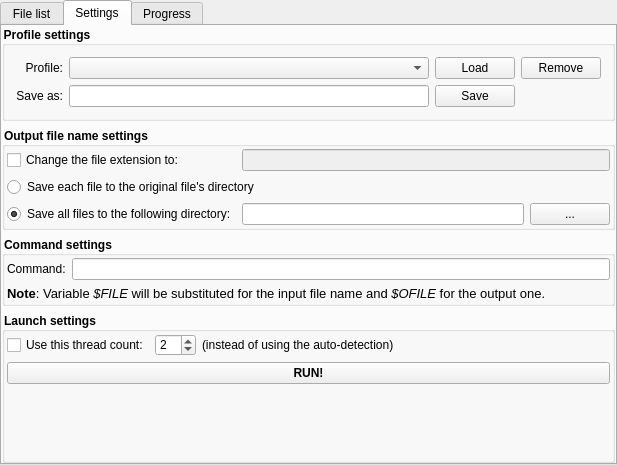
Above: mainwindow.ui from dwatzke/qtjobs before the change. Below: the same form after it.
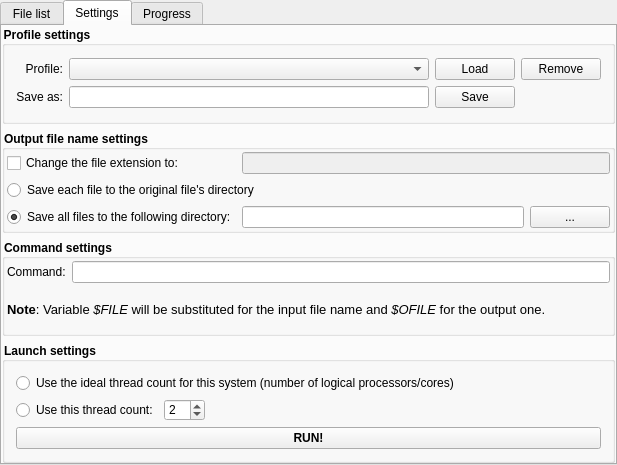
That is the form after the change.

Commit message: http://www.abclinuxu.cz/blog/dw/2010/8/qtjobs-multithreadujeme-nemultithreadovatelne#6

```diff
--- a/mainwindow.ui
+++ b/mainwindow.ui
@@ -296,14 +296,23 @@
           <property name="title">
            <string>Launch settings</string>
           </property>
+          <layout class="QVBoxLayout" name="verticalLayout_8">
+           <item>
           <layout class="QVBoxLayout" name="verticalLayout_2">
-           <property name="margin">
-            <number>2</number>
-           </property>
+             <item>
+              <widget class="QRadioButton" name="radioButton">
+               <property name="text">
+                <string>Use the ideal thread count for this system (number of logical processors/cores)</string>
+               </property>
+               <attribute name="buttonGroup">
+                <string>buttonGroup</string>
+               </attribute>
+              </widget>
+             </item>
            <item>
             <layout class="QHBoxLayout" name="horizontalLayout_6">
              <item>
-              <widget class="QCheckBox" name="threadcountCb">
+                <widget class="QRadioButton" name="threadcountRadio">
                <property name="text">
                 <string>Use this thread count:</string>
                </property>
@@ -322,19 +331,6 @@
                </property>
               </widget>
              </item>
-             <item>
-              <widget class="QLabel" name="label_5">
-               <property name="sizePolicy">
-                <sizepolicy hsizetype="Minimum" vsizetype="Fixed">
-                 <horstretch>0</horstretch>
-                 <verstretch>0</verstretch>
-                </sizepolicy>
-               </property>
-               <property name="text">
-                <string>(instead of using the auto-detection)</string>
-               </property>
-              </widget>
-             </item>
              <item>
               <spacer name="horizontalSpacer">
                <property name="orientation">
@@ -342,8 +338,8 @@
                </property>
                <property name="sizeHint" stdset="0">
                 <size>
-                 <width>40</width>
-                 <height>20</height>
+                   <width>117</width>
+                   <height>13</height>
                 </size>
                </property>
               </spacer>
@@ -360,18 +356,7 @@
              </property>
             </widget>
            </item>
-           <item>
-            <spacer name="verticalSpacer">
-             <property name="orientation">
-              <enum>Qt::Vertical</enum>
-             </property>
-             <property name="sizeHint" stdset="0">
-              <size>
-               <width>20</width>
-               <height>1</height>
-              </size>
-             </property>
-            </spacer>
+            </layout>
            </item>
           </layout>
          </widget>
```
Left out of the diff: 5 changed lines with no effect on the pictures. Lines whose indentation alone changed are shown as unchanged. The commit also changes 1 other file.
